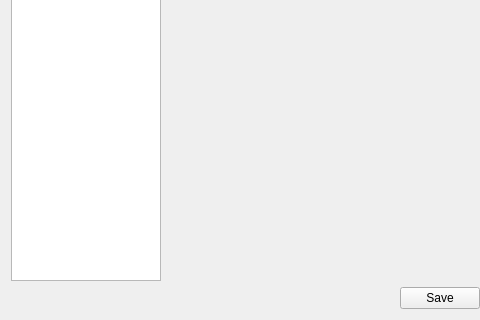
NikEfth/SAvVy, file src/gui/savvy_settings.ui: the form before one commit; both pictures show x 0 to 480 and y 94 to 414 of the 577 by 414 pixel window.
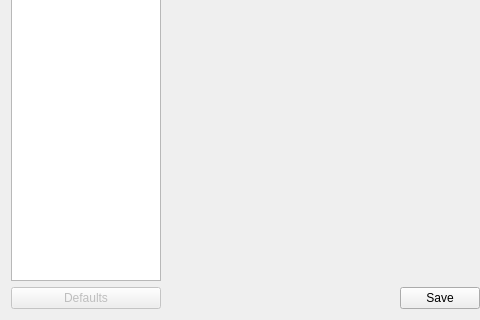
The form after the commit. Icons and pictures are not drawn.

Patch:
```diff
--- a/src/gui/savvy_settings.ui
+++ b/src/gui/savvy_settings.ui
@@ -104,6 +104,20 @@
        </property>
       </spacer>
      </item>
+     <item row="1" column="0">
+      <widget class="QPushButton" name="pushButton">
+       <property name="enabled">
+        <bool>false</bool>
+       </property>
+       <property name="text">
+        <string>Defaults</string>
+       </property>
+       <property name="icon">
+        <iconset resource="../../resources.qrc">
+         <normaloff>:/icons/resources/gimp-pro/images/gimp-reset.png</normaloff>:/icons/resources/gimp-pro/images/gimp-reset.png</iconset>
+       </property>
+      </widget>
+     </item>
     </layout>
    </item>
   </layout>
```
Left out of the diff: 4 changed lines with no effect on the pictures.
